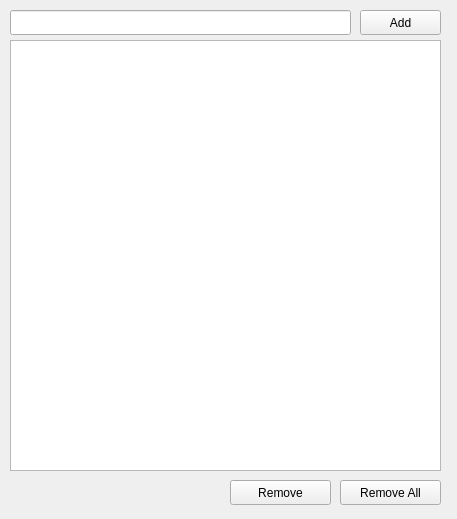
Old version of the form mainwindow.ui in the repository SudarshanRegmee/QtTodoApp.
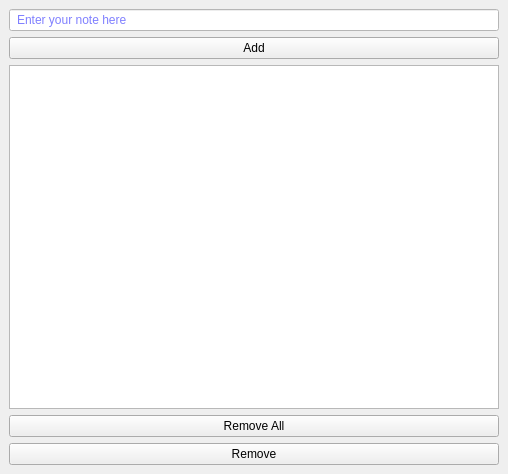
New version of the form.

Diff of the .ui file:
```diff
--- a/mainwindow.ui
+++ b/mainwindow.ui
@@ -6,73 +6,52 @@
    <rect>
     <x>0</x>
     <y>0</y>
-    <width>457</width>
-    <height>519</height>
+    <width>508</width>
+    <height>474</height>
    </rect>
   </property>
   <property name="windowTitle">
    <string>MainWindow</string>
   </property>
   <widget class="QWidget" name="centralwidget">
+   <layout class="QVBoxLayout" name="verticalLayout">
+    <item>
    <widget class="QLineEdit" name="textBox">
-    <property name="geometry">
-     <rect>
-      <x>10</x>
-      <y>10</y>
-      <width>341</width>
-      <height>25</height>
-     </rect>
-    </property>
-   </widget>
+      <property name="styleSheet">
+       <string notr="true">color: blue;
+background-color: #fff;
+padding: 2px 5px;</string>
+      </property>
+      <property name="placeholderText">
+       <string>Enter your note here</string>
+      </property>
+     </widget>
+    </item>
+    <item>
    <widget class="QPushButton" name="addBtn">
-    <property name="geometry">
-     <rect>
-      <x>360</x>
-      <y>10</y>
-      <width>81</width>
-      <height>25</height>
-     </rect>
-    </property>
     <property name="text">
      <string>Add</string>
     </property>
    </widget>
-   <widget class="QListWidget" name="listWidget">
-    <property name="geometry">
-     <rect>
-      <x>10</x>
-      <y>40</y>
-      <width>431</width>
-      <height>431</height>
-     </rect>
-    </property>
-   </widget>
-   <widget class="QPushButton" name="removeBtn">
-    <property name="geometry">
-     <rect>
-      <x>230</x>
-      <y>480</y>
-      <width>101</width>
-      <height>25</height>
-     </rect>
-    </property>
-    <property name="text">
-     <string>Remove</string>
-    </property>
-   </widget>
+    </item>
+    <item>
+     <widget class="QListWidget" name="listWidget"/>
+    </item>
+    <item>
    <widget class="QPushButton" name="removeAllBtn">
-    <property name="geometry">
-     <rect>
-      <x>340</x>
-      <y>480</y>
-      <width>101</width>
-      <height>25</height>
-     </rect>
-    </property>
     <property name="text">
      <string>Remove All</string>
     </property>
    </widget>
+    </item>
+    <item>
+     <widget class="QPushButton" name="removeBtn">
+      <property name="text">
+       <string>Remove</string>
+      </property>
+     </widget>
+    </item>
+   </layout>
   </widget>
  </widget>
  <resources/>
```
Lines whose indentation alone changed are shown as unchanged.
